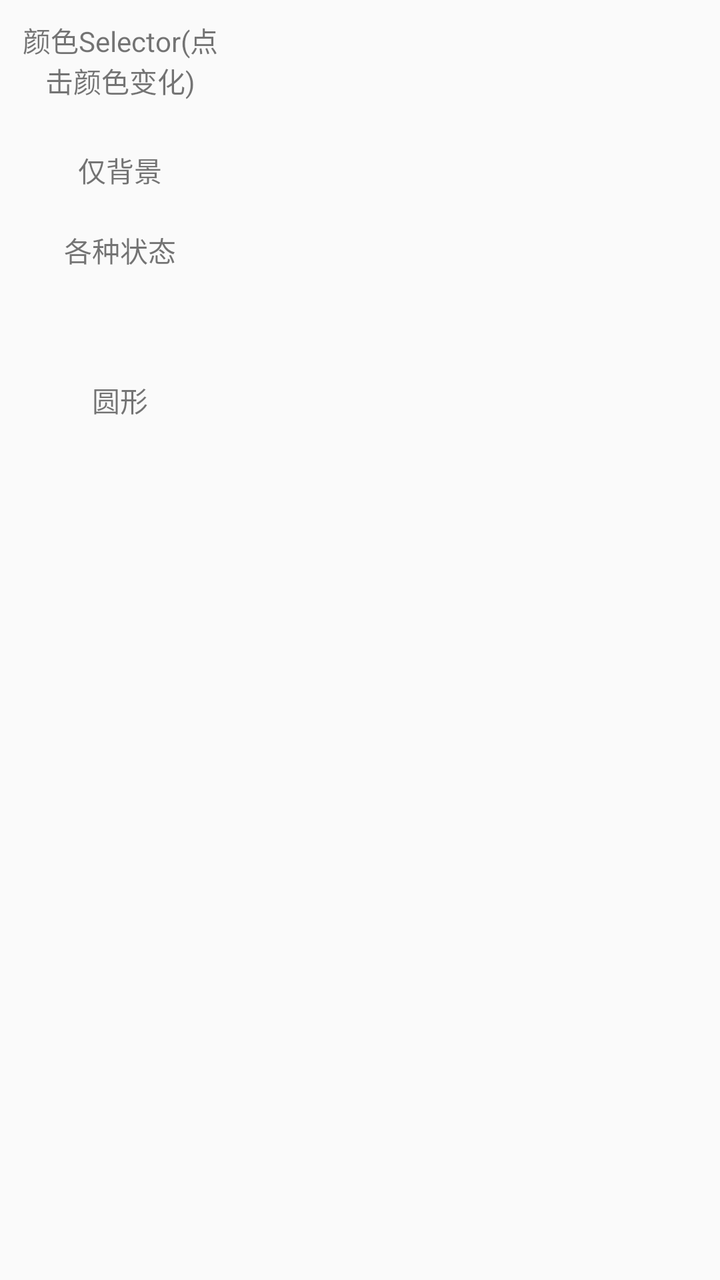
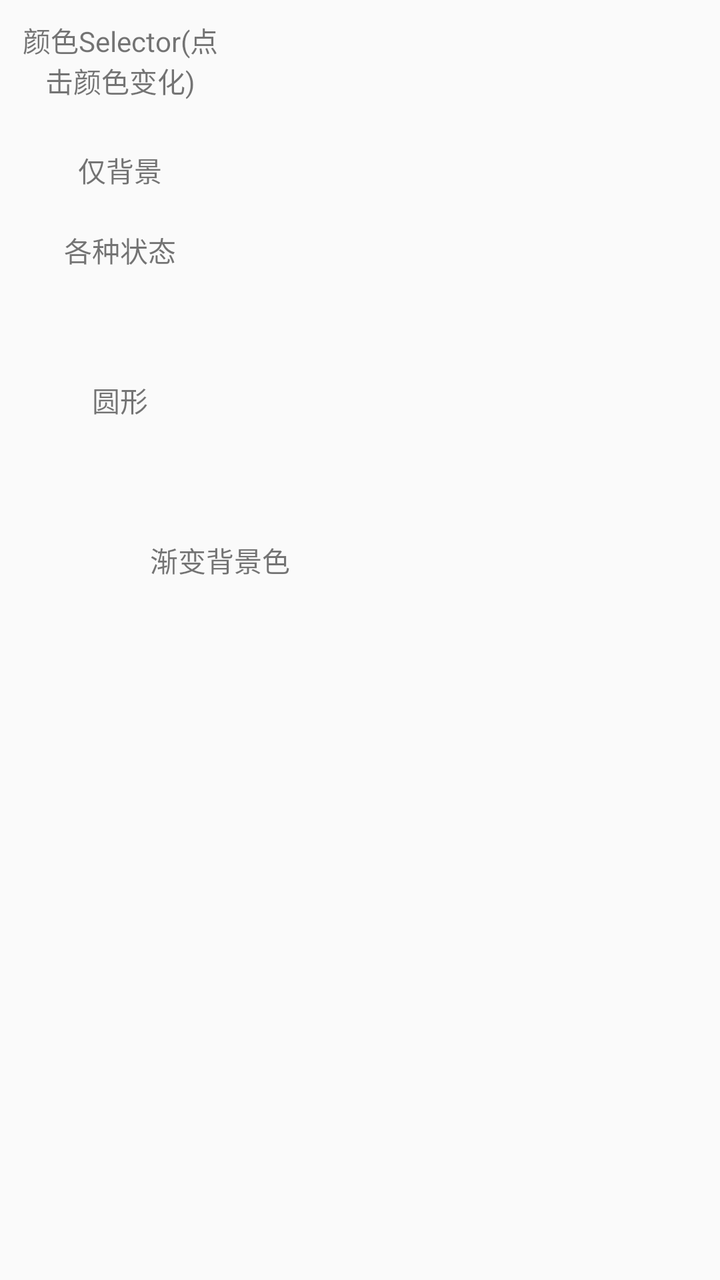

Compare the two renders of this Android layout. The source of the first and the diff that turns it into the second are given below.
<!-- AndroidManifest.xml: application theme AppTheme -->
<!-- res/layout/activity_xselector.xml -->
<?xml version="1.0" encoding="utf-8"?>
<ScrollView xmlns:android="http://schemas.android.com/apk/res/android"
    android:layout_width="match_parent"
    android:layout_height="match_parent"
    android:orientation="vertical"
    >

    <LinearLayout
        android:layout_width="match_parent"
        android:layout_height="wrap_content"
        android:orientation="vertical"
        android:paddingHorizontal="10dp"
        >
        <TextView
            android:layout_width="100dp"
            android:layout_height="60dp"
            android:text="颜色Selector(点击颜色变化)"
            android:gravity="center"
            android:id="@+id/tv1"
            />

        <TextView
            android:layout_width="100dp"
            android:layout_height="30dp"
            android:text="仅背景"
            android:layout_marginTop="10dp"
            android:gravity="center"
            android:id="@+id/tv2"
            />
        <TextView
            android:layout_width="100dp"
            android:layout_height="30dp"
            android:text="各种状态"
            android:layout_marginTop="10dp"
            android:gravity="center"
            android:id="@+id/tv3"
            />
        <TextView
            android:layout_width="100dp"
            android:layout_height="100dp"
            android:text="圆形"
            android:layout_marginTop="10dp"
            android:gravity="center"
            android:id="@+id/tv4"
            />

    </LinearLayout>
</ScrollView>
<!-- resources referenced by this layout -->
<resources>
  <style name="AppTheme" parent="Theme.AppCompat.Light.DarkActionBar">
          
          <item name="colorPrimary">@color/colorPrimary</item>
          <item name="colorPrimaryDark">@color/colorPrimaryDark</item>
          <item name="colorAccent">@color/colorAccent</item>
      </style>
  <color name="colorPrimary">#6200EE</color>
  <color name="colorPrimaryDark">#3700B3</color>
  <color name="colorAccent">#03DAC5</color>
</resources>

<!-- the commit's change to res/layout/activity_xselector.xml (unified diff, before → after) -->
@@ -44,5 +44,11 @@
             android:id="@+id/tv4"
             />
 
+        <TextView
+            android:id="@+id/tv5"
+            android:layout_width="200dp"
+            android:layout_height="60dp"
+            android:gravity="center"
+            android:text="渐变背景色" />
     </LinearLayout>
 </ScrollView>
